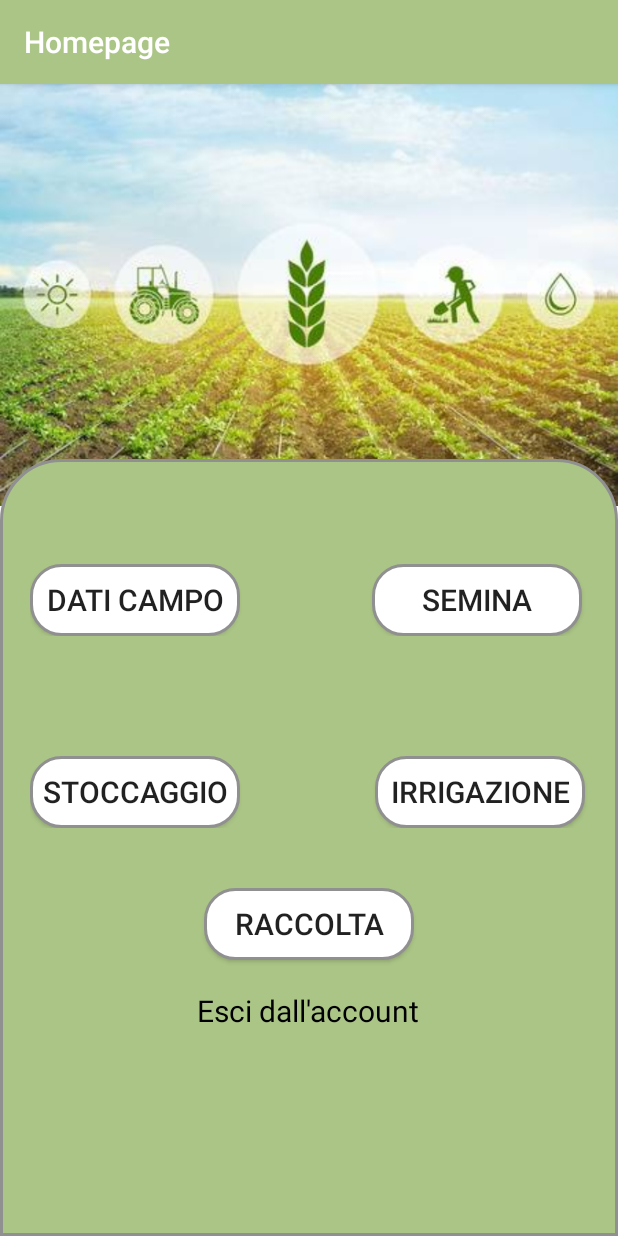
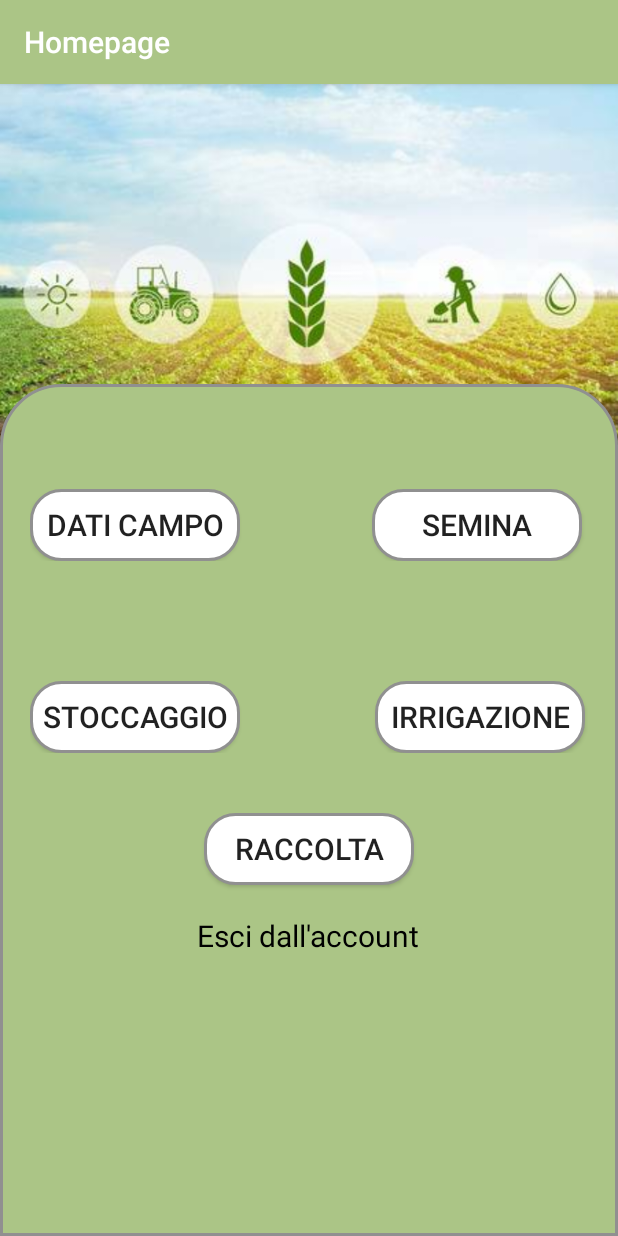
Before and after one commit to kenz097/Gruppo-18-Smart-Farming, an Android app: the Homepage screen opened directly, with no data from a screen before it, on a phone screen of 412 x 824 dp. Run offline under Robolectric (Android 15) with nearby library versions, the phone set to English and light mode, and no system bars.

Commit message:
homepage interface improvement

```diff
--- a/app/src/main/res/layout/activity_homepage.xml
+++ b/app/src/main/res/layout/activity_homepage.xml
@@ -16,7 +16,7 @@
     <RelativeLayout
         android:layout_width="match_parent"
         android:layout_height="match_parent"
-        android:layout_marginTop="250dp"
+        android:layout_marginTop="200dp"
         android:background="@drawable/border_homepage"
         android:padding="20dp">
 
```
